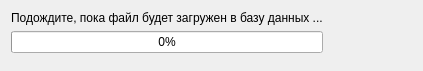
Before: the Qt Designer form src/db36/progressbar.ui in smurav/db36, drawn with Qt 5.
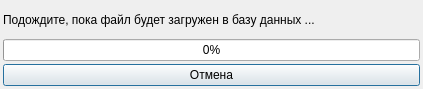
After: the same form once the commit is applied.

```diff
--- a/src/db36/progressbar.ui
+++ b/src/db36/progressbar.ui
@@ -7,13 +7,19 @@
     <x>0</x>
     <y>0</y>
     <width>423</width>
-    <height>71</height>
+    <height>89</height>
    </rect>
   </property>
   <property name="windowTitle">
    <string>Загрузка файла</string>
   </property>
-  <layout class="QFormLayout" name="formLayout">
+  <layout class="QGridLayout" name="gridLayout">
+   <property name="margin">
+    <number>3</number>
+   </property>
+   <property name="spacing">
+    <number>3</number>
+   </property>
    <item row="0" column="0">
     <layout class="QVBoxLayout" name="verticalLayout">
      <item>
@@ -30,6 +36,13 @@
        </property>
       </widget>
      </item>
+     <item>
+      <widget class="QPushButton" name="cancel_button">
+       <property name="text">
+        <string>Отмена</string>
+       </property>
+      </widget>
+     </item>
     </layout>
    </item>
   </layout>
```
Left out of the diff: 19 changed lines with no effect on the pictures.
